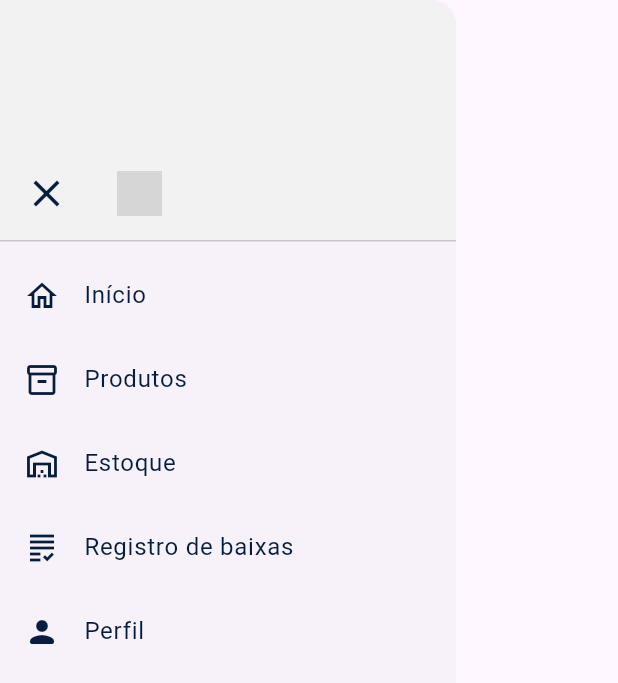
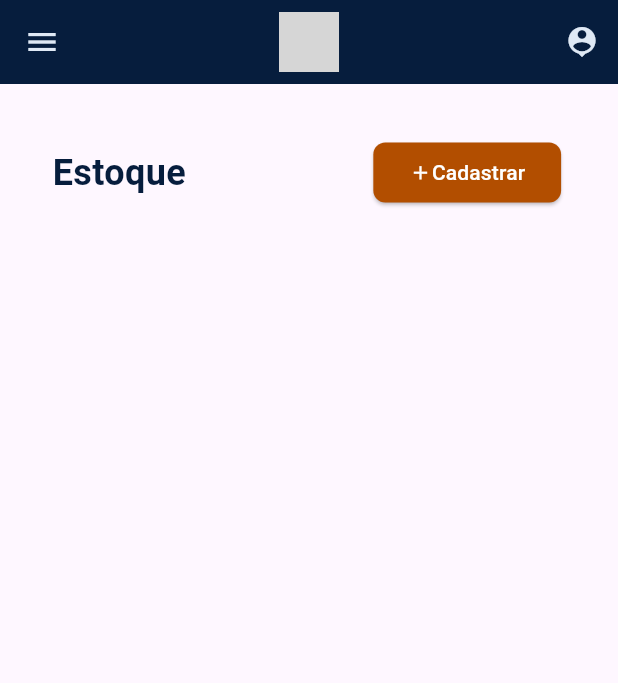
Before and after one commit to Leonardo-Toledo-Alves-Costa/constructo_mobile, a Flutter app: the DrawerComponent widget shown alone on an empty page, opened directly, after a tap on "Estoque", on a phone screen of 412 x 824 dp. Shown: the top 683 px of the screen. Run offline on Flutter 3.47's test engine with Material 3 defaults, Android fonts, the phone set to English and light mode, and no system bars; grey boxes are pictures that could not be loaded.

Commit message:
criação das classes produto e estoque e das páginas cadastro estoque e estoque

```diff
--- a/lib/components/drawer.dart
+++ b/lib/components/drawer.dart
@@ -42,7 +42,7 @@ class DrawerComponent extends StatelessWidget {
             leading: Icon(Icons.home_outlined, color: AppColors.letterColorBlackBlue),
             title: Text('Início', style: TextStyle(color: AppColors.letterColorBlackBlue)),
             onTap: () {
-              Navigator.pushNamed(context, '/home');
+              Navigator.pushNamed(context, '/homepage');
             },
           ),
           ListTile(
--- a/lib/components/product_list.dart
+++ b/lib/components/product_list_tile.dart
@@ -1,8 +1,8 @@
 import 'package:flutter/material.dart';
 import 'package:intl/intl.dart';
 
-class ProductList extends StatelessWidget {
-  const ProductList({super.key});
+class ProductListTile extends StatelessWidget {
+  const ProductListTile({super.key});
 
   @override
   Widget build(BuildContext context) {
--- /dev/null
+++ b/lib/components/stock.dart
@@ -0,0 +1,20 @@
+import 'package:constructo_project/components/product.dart';
+import 'package:flutter/material.dart';
+
+class Stock with ChangeNotifier {
+  final Product product;
+  int quantidade;
+  final int lote;
+  DateTime? dataValidade;
+  final DateTime dataCadastro;
+  DateTime dataEditado;
+
+  Stock({
+    required this.product,
+    required this.quantidade,
+    required this.lote,
+    this.dataValidade,
+    required this.dataCadastro,
+    required this.dataEditado,
+  });
+}
--- /dev/null
+++ b/lib/components/stock_list_tile.dart
@@ -0,0 +1,35 @@
+import 'package:constructo_project/components/stock.dart';
+import 'package:constructo_project/components/stock_list.dart';
+import 'package:flutter/material.dart';
+import 'package:provider/provider.dart';
+
+class StockListTile extends StatelessWidget {
+
+  const StockListTile({super.key,});
+
+  @override
+  Widget build(BuildContext context) {
+    final stocklist = Provider.of<StockList>(context);
+    final stocks = stocklist.stocks;
+    return ListTile(
+      title: ListView.builder(
+        shrinkWrap: true,
+        itemCount: stocks.length,
+        itemBuilder: (context, index) {
+          final stock = stocks[index];
+          return ListTile(
+            title: Text(stock.product.nome),
+            subtitle: Text('Quantidade: ${stock.quantidade}'),
+            trailing: IconButton(
+              icon: Icon(Icons.delete),
+              onPressed: () {
+                stocklist.removeStock(stock);
+              },
+            ),
+          );
+        },
+      ),
+    );
+
+  }
+}
--- a/lib/pages/home_page.dart
+++ b/lib/pages/home_page.dart
@@ -1,5 +1,5 @@
 import 'package:constructo_project/components/drawer.dart';
-import 'package:constructo_project/components/product_list.dart';
+import 'package:constructo_project/components/product_list_tile.dart';
 import 'package:flutter/material.dart';
 
 
@@ -58,7 +58,7 @@ class HomePage extends StatelessWidget {
             ),
           ),
         ),
-        Expanded(child: ProductList()),
+        Expanded(child: ProductListTile()),
         ],
       ),
       drawer: DrawerComponent(),
--- /dev/null
+++ b/lib/pages/stock_page.dart
@@ -0,0 +1,72 @@
+import 'package:constructo_project/components/drawer.dart';
+import 'package:constructo_project/components/stock_list.dart';
+import 'package:constructo_project/components/stock_list_tile.dart';
+import 'package:constructo_project/utils/app_colors.dart';
+import 'package:flutter/material.dart';
+import 'package:constructo_project/components/stock.dart';
+import 'package:provider/provider.dart';
+
+class StockPage extends StatelessWidget {
+  const StockPage({super.key});
+
+  @override
+  Widget build(BuildContext context) {
+
+    return Scaffold(
+      appBar: AppBar(
+        title: Image.asset('assets/images/Logo.png', height: 40),
+        centerTitle: true,
+        actions: [
+          IconButton(
+            onPressed: () {},
+            icon: Icon(Icons.person_pin),
+          ),
+        ],
+      ),
+      body: Column(
+        crossAxisAlignment: CrossAxisAlignment.start,
+        children: [
+          Padding(
+            padding: const EdgeInsets.all(35.0),
+            child: SizedBox(
+              child: Row(
+                children: [
+                  Text(
+                    'Estoque',
+                    style: TextStyle(
+                      color: Color(0xFF061D3D),
+                      fontSize: 24,
+                      fontWeight: FontWeight.bold,
+                    ),
+                  ),
+                  SizedBox(width: 125),
+                  ElevatedButton(
+                    onPressed: () {
+                      Navigator.pushNamed(context, '/cadastro_estoque');
+                    },
+                    style: ElevatedButton.styleFrom(
+                      foregroundColor: Colors.white, backgroundColor: AppColors.brandColor1,
+                      shape: RoundedRectangleBorder(
+                        borderRadius: BorderRadius.circular(8),
+                      ),
+                    ),
+                    child: Row(
+                      children: [
+                        Icon(Icons.add, size: 15),
+                        Text('Cadastrar'),
+                      ],
+                    ),
+                  ),
+                ],
+              ),
+            ),
+          ),
+          Expanded(
+            child: StockListTile(),
+          ),
+        ],
+      ),
+      drawer: DrawerComponent(),
+    );
+  }
+}
--- a/pubspec.yaml
+++ b/pubspec.yaml
@@ -35,6 +35,7 @@ dependencies:
   # The following adds the Cupertino Icons font to your application.
   # Use with the CupertinoIcons class for iOS style icons.
   cupertino_icons: ^1.0.8
+  provider: ^6.1.5
 
 dev_dependencies:
   flutter_test:
```
Also changed, not shown: lib/components/product.dart (added, +20 -0 lines), lib/components/stock_list.dart (added, +34 -0 lines), lib/main.dart (+15 -2 lines), lib/pages/register_stock_page.dart (added, +191 -0 lines), pubspec.lock.
